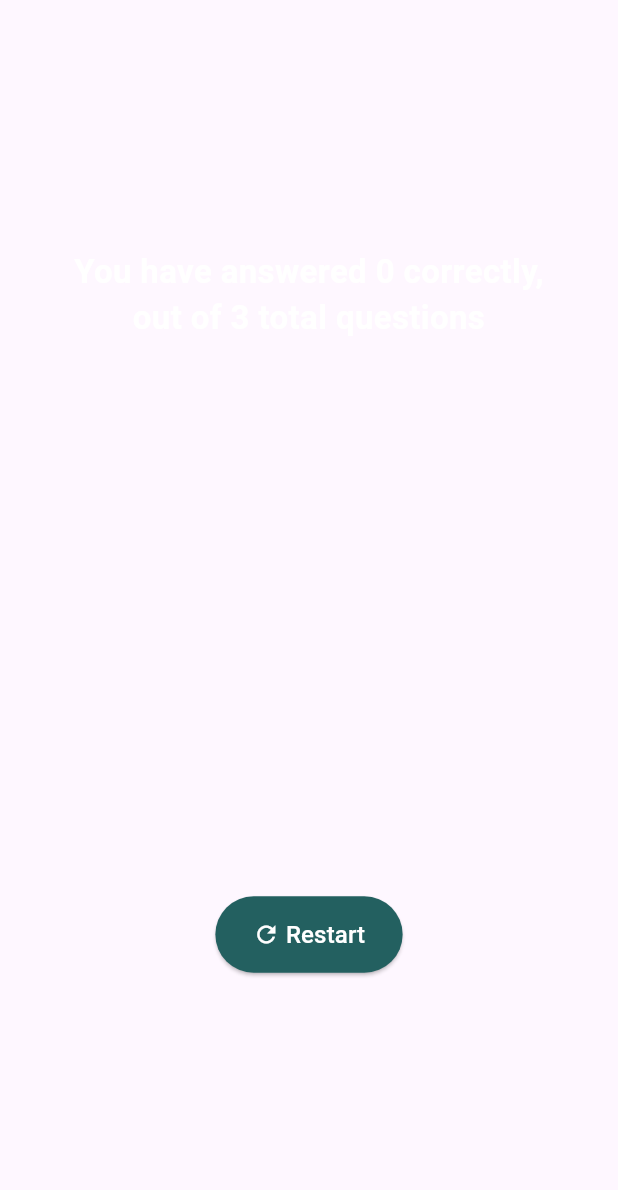
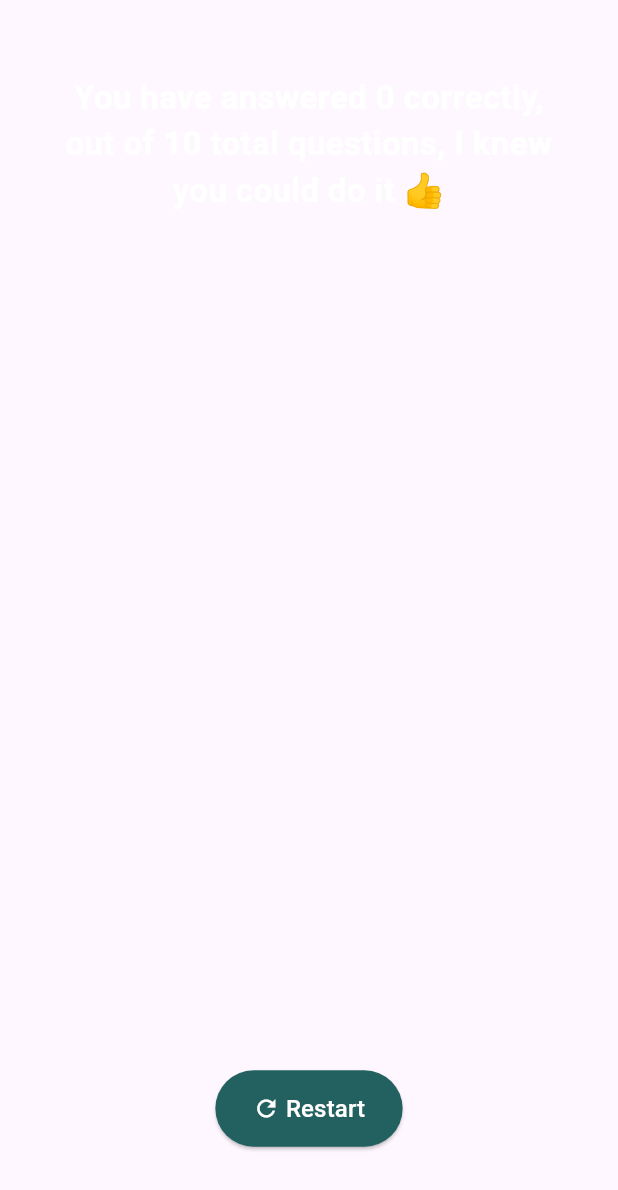
Before and after one commit to Kenzirey/Mobile-App-5th, a Flutter app: the ResultsScreen widget shown alone on an empty page, opened directly with empty values, on a phone screen of 412 x 824 dp. Shown: the top 1190 px of the screen. Run offline on Flutter 3.47's test engine with Material 3 defaults, Android fonts, the phone set to English and light mode, and no system bars; our stand-ins replace google_fonts.

Commit message:
Documentation, contrast, margin
Fixed the sizes of various text, and added margin and changed colors. To make it more user friendly.

ALSO DOCUMENTATION.

```diff
--- a/FirstProject/Quiz/quiz_assignment/lib/buttons/system_buttons.dart
+++ b/FirstProject/Quiz/quiz_assignment/lib/buttons/system_buttons.dart
@@ -1,5 +1,6 @@
 import 'package:flutter/material.dart';
 
+/// System related buttons that are not for choosing answers in the quiz.
 class SystemButton extends StatelessWidget {
   const SystemButton({required this.onPressed, required this.text, super.key});
   final void Function() onPressed;
--- a/FirstProject/Quiz/quiz_assignment/lib/data/questions.dart
+++ b/FirstProject/Quiz/quiz_assignment/lib/data/questions.dart
@@ -14,7 +14,7 @@ const questions = [
     'What is the smallest country in the world?',
     ['Vatican City', 'Monaco', 'Nauru', 'San Marino'],
   ),
-  /* QuizQuestion(
+  QuizQuestion(
     'What is the biggest country in the world, in terms of land mass?',
     ['Russia', 'USA', 'China', 'Australia'],
   ),
@@ -66,5 +66,5 @@ const questions = [
       'Blocks',
       'Functions',
     ],
-  ), */
+  ),
 ];
--- a/FirstProject/Quiz/quiz_assignment/lib/models/quiz_questions.dart
+++ b/FirstProject/Quiz/quiz_assignment/lib/models/quiz_questions.dart
@@ -5,6 +5,7 @@ class QuizQuestion {
   final String text;
   final List<String> answers;
 
+  /// Shuffles the list of answers randomly.
   List<String> getShuffled() {
     final shuffledUpdatedList = List.of(answers);
     shuffledUpdatedList.shuffle();
--- a/FirstProject/Quiz/quiz_assignment/lib/questions_summary/questions_summary.dart
+++ b/FirstProject/Quiz/quiz_assignment/lib/questions_summary/questions_summary.dart
@@ -1,6 +1,10 @@
 import 'package:flutter/material.dart';
 import 'package:quiz_assignment/questions_summary/summary_item.dart';
 
+/// A widget that displays a scrollable summary of the quiz.
+///
+/// Receives it takes a List [summary] of Maps that correspond with summary in ResultsScreen.
+/// Creates a [SummaryItem] for very question.
 class QuestionsSummary extends StatelessWidget {
   const QuestionsSummary(this.summary, {super.key});
 
@@ -9,9 +13,11 @@ class QuestionsSummary extends StatelessWidget {
   @override
   Widget build(BuildContext context) {
     return SizedBox(
-      height: 300,
+      height: 500,
       child: SingleChildScrollView(
         child: Column(
+          // Converts each item (aka contents) as a new SummaryItem.
+          // Because .map is Iterable and modifies and returns a new item.
           children: summary.map(
             (contents) {
               return SummaryItem(contents);
--- a/FirstProject/Quiz/quiz_assignment/lib/screens/results_screen.dart
+++ b/FirstProject/Quiz/quiz_assignment/lib/screens/results_screen.dart
@@ -4,6 +4,14 @@ import 'package:quiz_assignment/buttons/system_buttons.dart';
 import 'package:quiz_assignment/data/questions.dart';
 import 'package:quiz_assignment/questions_summary/questions_summary.dart';
 
+/// A screen that shows the results of the quiz (if enough answers were correct).
+///
+/// It displays:
+/// - Total number of correct answers out of total amount of available answers.
+/// - chosen answer by user and the correct answer.
+/// - A button on the bottom to restart the quiz.
+///
+/// Passed to the widget via [chosenAnswers], which holds user's chosen answers.
 class ResultsScreen extends StatelessWidget {
   const ResultsScreen(
       {super.key, required this.chosenAnswers, required this.onRestart});
@@ -11,6 +19,11 @@ class ResultsScreen extends StatelessWidget {
   final List<String> chosenAnswers;
   final void Function() onRestart;
 
+  /// Generates a summary of the quiz results.
+  ///
+  /// - 'question_index' is the index of each question.
+  /// - 'question' the question text.
+  /// - 'correct_answer' the correct answer of the question, it is always the first answer.
   List<Map<String, Object>> getQuizSummary() {
     final List<Map<String, Object>> summary = [];
 
@@ -31,9 +44,11 @@ class ResultsScreen extends StatelessWidget {
 
   @override
   Widget build(BuildContext context) {
+
     final summary = getQuizSummary();
     final numOfQuestions = questions.length;
     final numOfCorrectQuestions = summary.where((data) {
+
       return data['user_answer'] == data['correct_answer'];
     }).length;
 
@@ -45,7 +60,7 @@ class ResultsScreen extends StatelessWidget {
           mainAxisAlignment: MainAxisAlignment.center,
           children: [
             Text(
-              'You have answered $numOfCorrectQuestions correctly, out of $numOfQuestions total questions',
+              'You have answered $numOfCorrectQuestions correctly, out of $numOfQuestions total questions, I knew you could do it 👍',
               style: GoogleFonts.roboto(
                   color: Colors.white,
                   fontSize: 22,
@@ -61,24 +76,7 @@ class ResultsScreen extends StatelessWidget {
             const SizedBox(
               height: 30,
             ),
-            SystemButton(onPressed: onRestart,
-            text: 'Restart'
-            ),
-            /* TextButton.icon(
-              onPressed: onRestart,
-              icon: const Icon(Icons.refresh_outlined),
-              label: const Text(
-                'Restart Quiz',
-                style: TextStyle(
-                  fontSize: 18,
-                ),
-              ),
-              style: TextButton.styleFrom(
-                shadowColor: const Color.fromARGB(
-                    79, 0, 0, 0), // Shadow color for contrast
-                elevation: 0.5, // Subtle shadow effect
-              ),
-            ), */
+            SystemButton(onPressed: onRestart, text: 'Restart'),
           ],
         ),
       ),
--- a/FirstProject/Quiz/quiz_assignment/lib/screens/start_screen.dart
+++ b/FirstProject/Quiz/quiz_assignment/lib/screens/start_screen.dart
@@ -18,7 +18,7 @@ class StartScreen extends StatelessWidget {
           ),
           const SizedBox(height: 40),
            Text(
-            'Learn Flutter the Boring Way',
+            'Learn Flutter the Udemy Way',
             style: GoogleFonts.roboto(
               color: Colors.white,
               fontSize: 24,
@@ -32,7 +32,7 @@ class StartScreen extends StatelessWidget {
             ),
             icon: const Icon(Icons.arrow_right_alt),
             label: Text('Start Learning',
-            style: GoogleFonts.roboto(color: Colors.white, fontSize: 24)),
+            style: GoogleFonts.roboto(color: Colors.white, fontSize: 24),),
           )
         ],
       ),
--- a/FirstProject/Quiz/quiz_assignment/pubspec.yaml
+++ b/FirstProject/Quiz/quiz_assignment/pubspec.yaml
@@ -63,6 +63,7 @@ flutter:
   assets:
     - assets/images/people-quiz.png
     - assets/images/quiz-logo.png
+    - assets/images/game-over.jpg
   #   - images/a_dot_burr.jpeg
   #   - images/a_dot_ham.jpeg
 
```
Also changed, not shown: FirstProject/Quiz/quiz_assignment/lib/questions_summary/question_identifiert.dart (+7 -1 lines), FirstProject/Quiz/quiz_assignment/lib/questions_summary/summary_item.dart (+32 -8 lines), FirstProject/Quiz/quiz_assignment/lib/quiz.dart (+38 -10 lines), FirstProject/Quiz/quiz_assignment/lib/screens/questions_screen.dart (+23 -7 lines).
